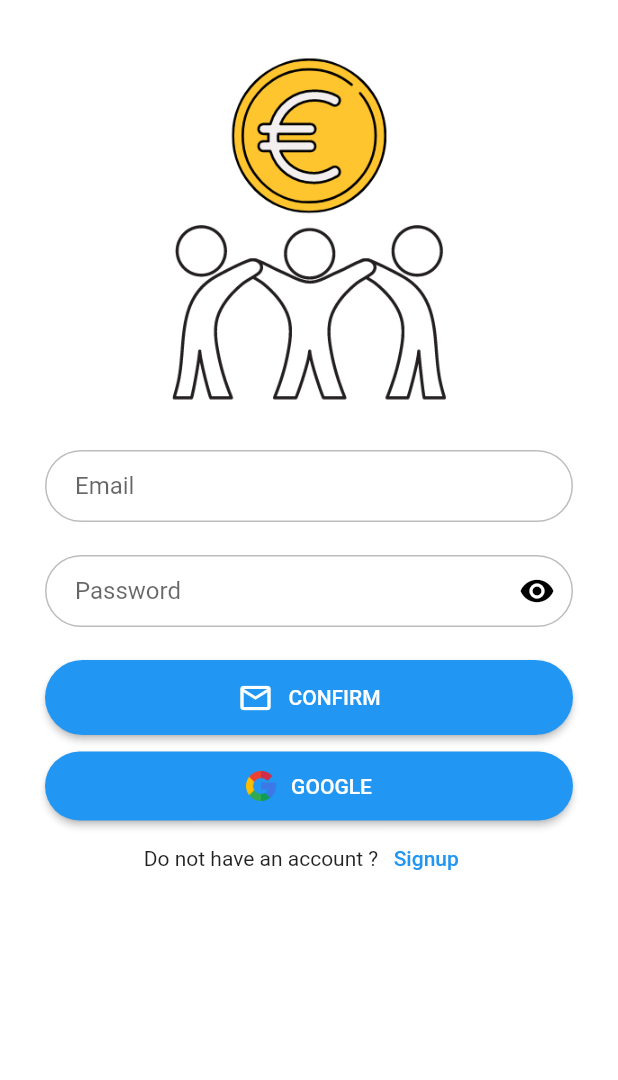
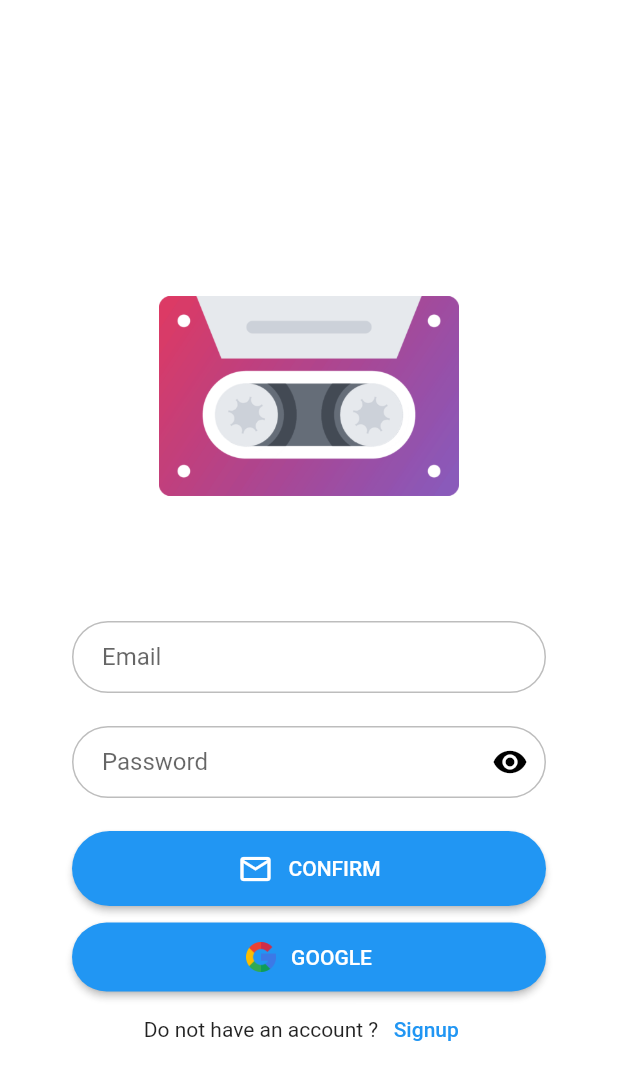
Before and after one commit to Alexisavnl/soundSharing, a Flutter app: the screen it shows after launch, after a tap on "GOOGLE", on a phone screen of 412 x 824 dp. Shown: the top 1080 px of the screen. Run offline on Flutter 3.47's test engine with Material 2 defaults, Android fonts, the light colour scheme and no system bars; our stand-ins replace cloud_firestore, firebase_auth, firebase_core, flutter_spinkit, google_fonts, google_sign_in and 2 more; accounts and stored records are empty.

Commit message:
requete ne focntion pas

```diff
--- a/lib/bottomNavBar.dart
+++ b/lib/bottomNavBar.dart
@@ -35,12 +35,6 @@ class _BottomNavBar extends State<BottomNavBar> {
   Widget build(BuildContext context) {
     return Scaffold(
         body: tabs.elementAt(_selectedIndex),
-        appBar: AppBar(
-          backgroundColor: Color.fromRGBO(22, 27, 34, 1),
-          title: const Text('DaSong.', style: TextStyle(fontWeight: FontWeight.bold, fontSize: 25)),
-          toolbarTextStyle: GoogleFonts.poppins(), titleTextStyle: GoogleFonts.poppins(),
-
-        ),
         bottomNavigationBar: BottomNavigationBar(
           items: const <BottomNavigationBarItem>[
             BottomNavigationBarItem(
--- a/lib/common/splash_screen.dart
+++ b/lib/common/splash_screen.dart
@@ -56,7 +56,7 @@ class _SplashScreenState extends State<SplashScreen> {
             height: 200,
             width: 200,
             child: Center(
-              child: Image.asset('images/app_logo.png',), //put your logo here
+              child: Image.asset('images/android.gif',), //put your logo here
             ),
 
           ),
--- a/lib/screens/login_page/login_page.dart
+++ b/lib/screens/login_page/login_page.dart
@@ -28,9 +28,9 @@ class _LoginPageState extends State<LoginPage> {
 
   @override
   void dispose() {
+    super.dispose();
     emailController.dispose();
     passwordController.dispose();
-    super.dispose();
   }
 
   void toggleView() {
@@ -45,15 +45,24 @@ class _LoginPageState extends State<LoginPage> {
   @override
   Widget build(BuildContext context) {
     return Scaffold(
-      backgroundColor: Colors.white,
-      body: SingleChildScrollView(
+      backgroundColor: Colors.white70,
+      body: Container(
+        margin: const EdgeInsets.symmetric(horizontal: 15, vertical: 50),
+        padding: const EdgeInsets.all(3.0),
+        decoration: BoxDecoration(
+          borderRadius: BorderRadius.circular(30.0),
+          color: Colors.white54,
+        ),
         child: Column(
+          mainAxisAlignment: MainAxisAlignment.center,
+          crossAxisAlignment: CrossAxisAlignment.center,
           children: [
             DelayedAnimation(
               delay: 500,
               child: SizedBox(
                 height: 300,
-                child: Image.asset('images/app_logo.png'),
+                child: Image.asset('images/android.gif', height: 200,
+                  width: 200),
               ),
             ),
             DelayedAnimation(
@@ -84,7 +93,7 @@ class _LoginPageState extends State<LoginPage> {
                           TextFormField(
                             controller: passwordController,
                             validator: (value) => value != null &&
-                                    value.length < 6
+                                value.length < 6
                                 ? "Enter a password with at least 6 characters"
                                 : null,
                             obscureText: _obsureText,
@@ -129,6 +138,13 @@ class _LoginPageState extends State<LoginPage> {
                     ElevatedButton(
                       onPressed: () async {
                         UserCredential user = await _auth.signInWithGoogle();
+                        if(user != null){
+                          Navigator.push(
+                            context,
+                            MaterialPageRoute(
+                                builder: (context) => Home()),
+                          );
+                        }
                       },
                       style: ElevatedButton.styleFrom(
                           shape: const StadiumBorder(),
--- a/pubspec.yaml
+++ b/pubspec.yaml
@@ -73,7 +73,7 @@ flutter:
 
   # To add assets to your application, add an assets section, like this:
   assets:
-    - images/app_logo.png
+    - images/android.gif
     - images/google_logo.png
     - images/profil_neutre.png
 
```
Also changed, not shown: lib/account.dart (+43 -6 lines), lib/home.dart (+16 -7 lines), lib/list_friends.dart (added, +50 -0 lines), lib/models/userData.dart (+8 -6 lines), lib/search_track.dart (+7 -0 lines), lib/services/database.dart (+28 -7 lines), images/android.gif (added), lib/screens/friend/search_friends.dart (added), pubspec.lock, 1 other file.
